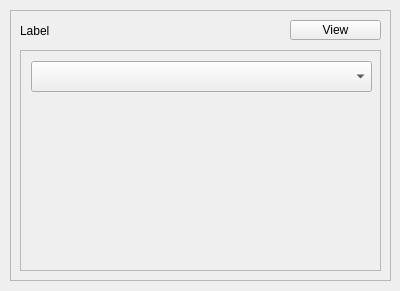
Old version of the form src/qt/widget/PatchBayItem.ui in the repository chuckfairy/Orzabal.
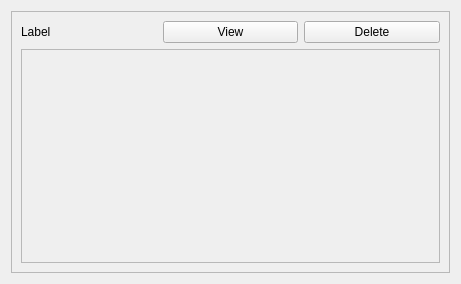
New version of the form.

Commit message: qt ui layout fixes

The edit to the form file:
```diff
--- a/src/qt/widget/PatchBayItem.ui
+++ b/src/qt/widget/PatchBayItem.ui
@@ -6,50 +6,32 @@
    <rect>
     <x>0</x>
     <y>0</y>
-    <width>400</width>
-    <height>291</height>
+    <width>461</width>
+    <height>284</height>
    </rect>
   </property>
   <property name="windowTitle">
    <string>Dialog</string>
   </property>
+  <layout class="QGridLayout" name="gridLayout_2">
+   <item row="0" column="0">
   <widget class="QFrame" name="frame">
-   <property name="geometry">
-    <rect>
-     <x>10</x>
-     <y>10</y>
-     <width>381</width>
-     <height>271</height>
-    </rect>
-   </property>
    <property name="frameShape">
     <enum>QFrame::StyledPanel</enum>
    </property>
    <property name="frameShadow">
     <enum>QFrame::Raised</enum>
    </property>
-   <widget class="QPushButton" name="pushButton">
-    <property name="geometry">
-     <rect>
-      <x>280</x>
-      <y>10</y>
-      <width>91</width>
-      <height>20</height>
-     </rect>
-    </property>
+     <layout class="QGridLayout" name="gridLayout">
+      <item row="0" column="0">
+       <widget class="QLabel" name="label">
     <property name="text">
-     <string>View</string>
-    </property>
-   </widget>
+         <string>Label</string>
+        </property>
+       </widget>
+      </item>
+      <item row="2" column="0" colspan="3">
    <widget class="QScrollArea" name="scrollArea">
-    <property name="geometry">
-     <rect>
-      <x>10</x>
-      <y>40</y>
-      <width>361</width>
-      <height>221</height>
-     </rect>
-    </property>
     <property name="widgetResizable">
      <bool>true</bool>
     </property>
@@ -58,36 +40,32 @@
       <rect>
        <x>0</x>
        <y>0</y>
-       <width>359</width>
-       <height>219</height>
-      </rect>
-     </property>
-     <widget class="QComboBox" name="comboBox">
-      <property name="geometry">
-       <rect>
-        <x>10</x>
-        <y>10</y>
-        <width>341</width>
-        <height>31</height>
-       </rect>
-      </property>
-     </widget>
-    </widget>
-   </widget>
-   <widget class="QLabel" name="label">
-    <property name="geometry">
-     <rect>
-      <x>10</x>
-      <y>10</y>
-      <width>151</width>
-      <height>21</height>
-     </rect>
-    </property>
+           <width>421</width>
+           <height>210</height>
+          </rect>
+         </property>
+         <layout class="QGridLayout" name="gridLayout_3"/>
+        </widget>
+       </widget>
+      </item>
+      <item row="0" column="2">
+       <widget class="QPushButton" name="pushButton">
+        <property name="text">
+         <string>Delete</string>
+        </property>
+       </widget>
+      </item>
+      <item row="0" column="1">
+       <widget class="QPushButton" name="pushButton_2">
     <property name="text">
-     <string>Label</string>
-    </property>
-   </widget>
-  </widget>
+         <string>View</string>
+        </property>
+       </widget>
+      </item>
+     </layout>
+    </widget>
+   </item>
+  </layout>
  </widget>
  <resources/>
  <connections/>
```
Lines whose indentation alone changed are shown as unchanged. The commit also changes 2 other files.
